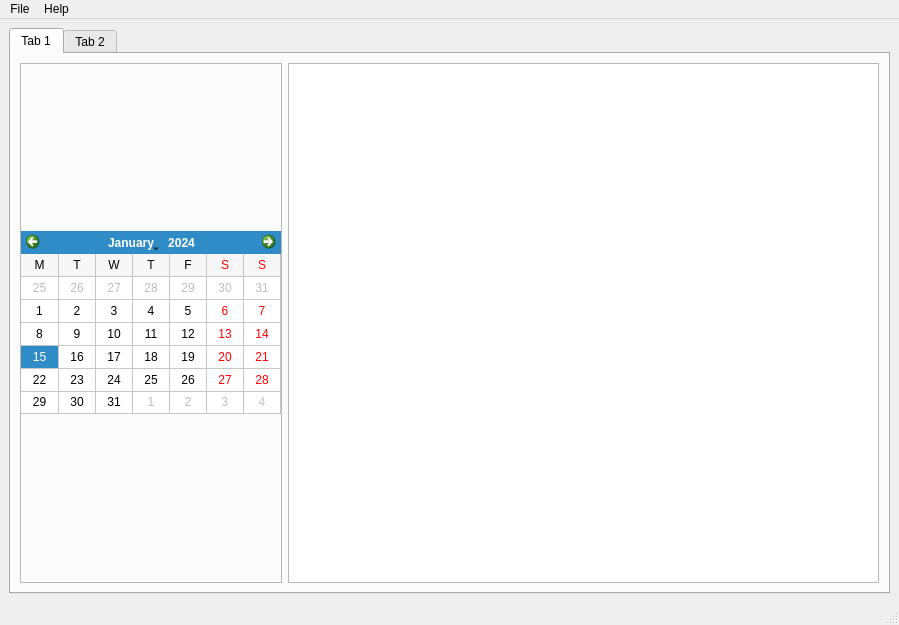
Old version of the form ui/MainWindow.ui in the repository Ession/Okofan.
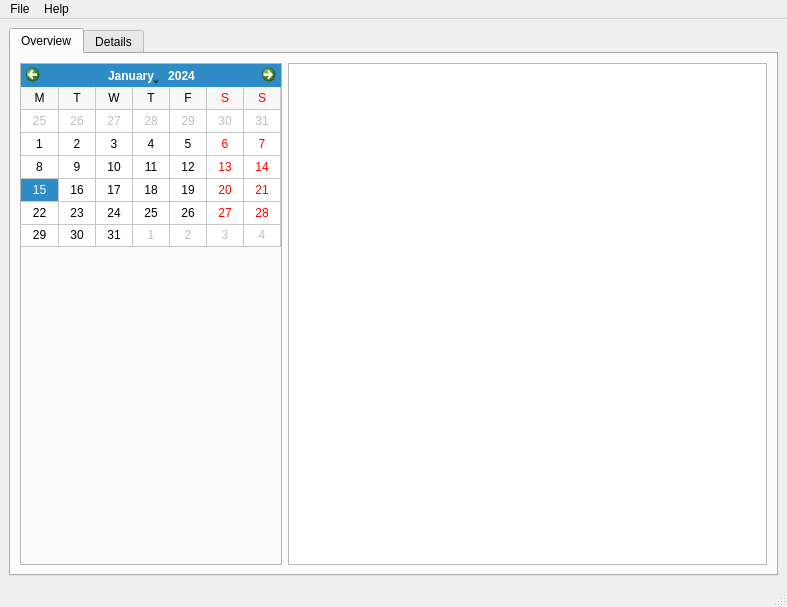
New version of the form.

Commit message:
Initial implementation of the log list table
* Added TableModel Class that defines a model for the QTableViews
* Cleaned up some Docstrings
* Cleaned up some Code

Diff of the .ui file:
```diff
--- a/ui/MainWindow.ui
+++ b/ui/MainWindow.ui
@@ -6,8 +6,8 @@
    <rect>
     <x>0</x>
     <y>0</y>
-    <width>899</width>
-    <height>625</height>
+    <width>787</width>
+    <height>607</height>
    </rect>
   </property>
   <property name="minimumSize">
@@ -22,13 +22,22 @@
   <widget class="QWidget" name="centralwidget">
    <layout class="QHBoxLayout" name="horizontalLayout">
     <item>
-     <widget class="QTabWidget" name="tabWidget">
+     <widget class="QTabWidget" name="tabWidgetDetails">
+      <property name="tabPosition">
+       <enum>QTabWidget::North</enum>
+      </property>
+      <property name="tabShape">
+       <enum>QTabWidget::Rounded</enum>
+      </property>
       <property name="currentIndex">
        <number>0</number>
       </property>
-      <widget class="QWidget" name="tab">
+      <property name="tabBarAutoHide">
+       <bool>false</bool>
+      </property>
+      <widget class="QWidget" name="tabOverview">
        <attribute name="title">
-        <string>Tab 1</string>
+        <string>Overview</string>
        </attribute>
        <layout class="QHBoxLayout" name="horizontalLayout_2">
         <item>
@@ -96,19 +105,33 @@
             </widget>
            </item>
            <item>
-            <layout class="QFormLayout" name="formLayout"/>
+            <layout class="QFormLayout" name="formLayout">
+             <item row="0" column="0">
+              <spacer name="verticalSpacer">
+               <property name="orientation">
+                <enum>Qt::Vertical</enum>
+               </property>
+               <property name="sizeHint" stdset="0">
+                <size>
+                 <width>20</width>
+                 <height>40</height>
+                </size>
+               </property>
+              </spacer>
+             </item>
+            </layout>
            </item>
           </layout>
          </widget>
         </item>
         <item>
-         <widget class="QTableWidget" name="tableWidget"/>
+         <widget class="QTableView" name="tableViewLogList"/>
         </item>
        </layout>
       </widget>
       <widget class="QWidget" name="tab_2">
        <attribute name="title">
-        <string>Tab 2</string>
+        <string>Details</string>
        </attribute>
       </widget>
      </widget>
@@ -120,7 +143,7 @@
     <rect>
      <x>0</x>
      <y>0</y>
-     <width>899</width>
+     <width>787</width>
      <height>21</height>
     </rect>
    </property>
```
Left out of the diff: 2 changed lines with no effect on the pictures. The commit also changes 1 other file.
